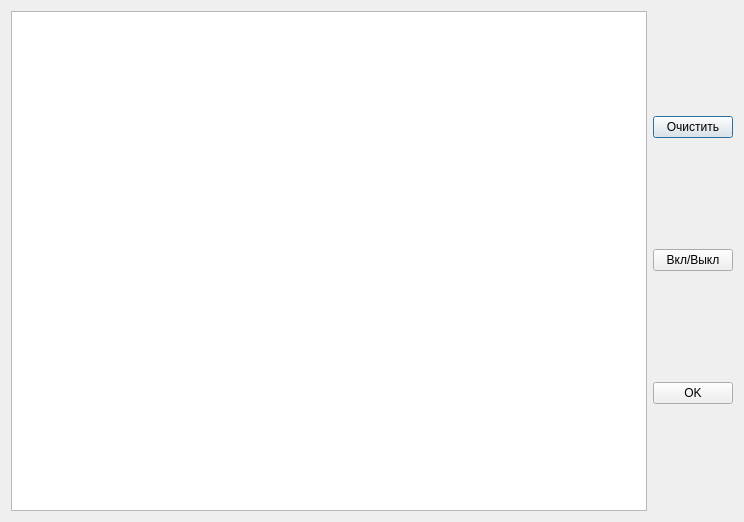
Above: monitorinput.ui from gamerlight/diplom_orientation before the change. Below: the same form after it.
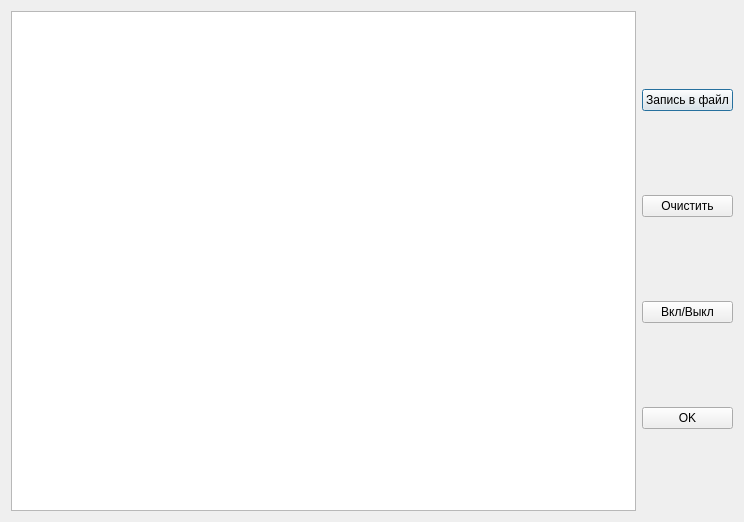
That is the form after the change.

The edit to the form file:
```diff
--- a/monitorinput.ui
+++ b/monitorinput.ui
@@ -33,6 +33,13 @@
      </item>
      <item>
       <layout class="QVBoxLayout" name="verticalLayout">
+       <item>
+        <widget class="QPushButton" name="pushButton_4">
+         <property name="text">
+          <string>Запись в файл</string>
+         </property>
+        </widget>
+       </item>
        <item>
         <widget class="QPushButton" name="pushButton_3">
          <property name="text">
```
